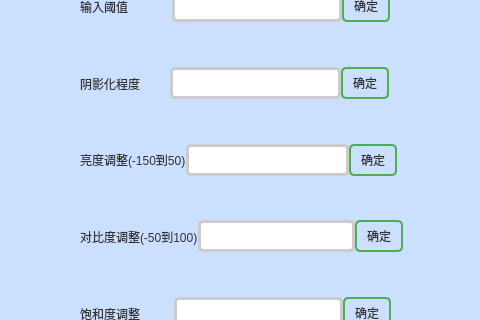
This is ImageWithUI/mainwindow.ui in Obj4ct/ImageWithUI as Qt 5 draws it before an edit; both pictures show x 505 to 985 and y 249 to 569 of the 1091 by 800 pixel window. The edited form follows.
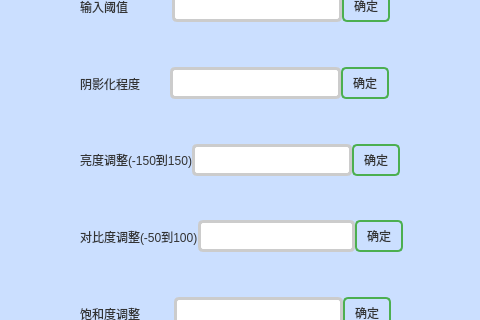
This is the edited form. Icons and pictures are not drawn.

Commit message: 修改了亮度对比度因为多线程而引发的创建对话框BUG

The edit to the form file:
```diff
--- a/ImageWithUI/mainwindow.ui
+++ b/ImageWithUI/mainwindow.ui
@@ -387,7 +387,7 @@
              <item>
               <widget class="QLabel" name="label">
                <property name="text">
-                <string>亮度调整(-150到50)</string>
+                <string>亮度调整(-150到150)</string>
                </property>
               </widget>
              </item>
```
The commit also changes 2 other files.
